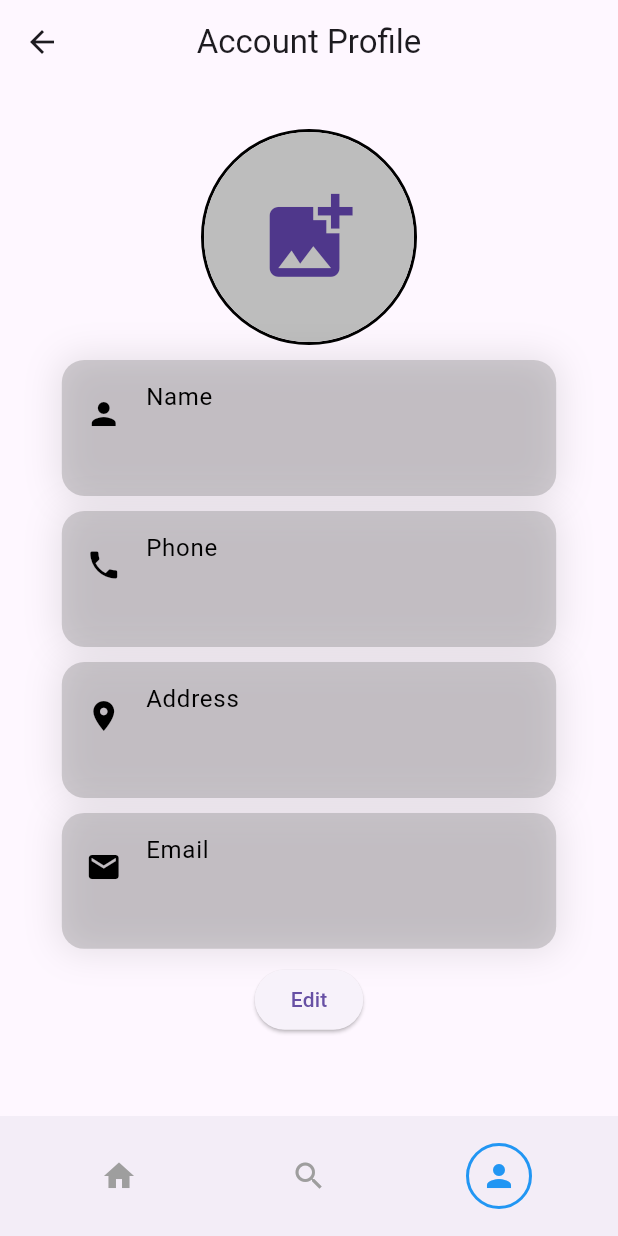
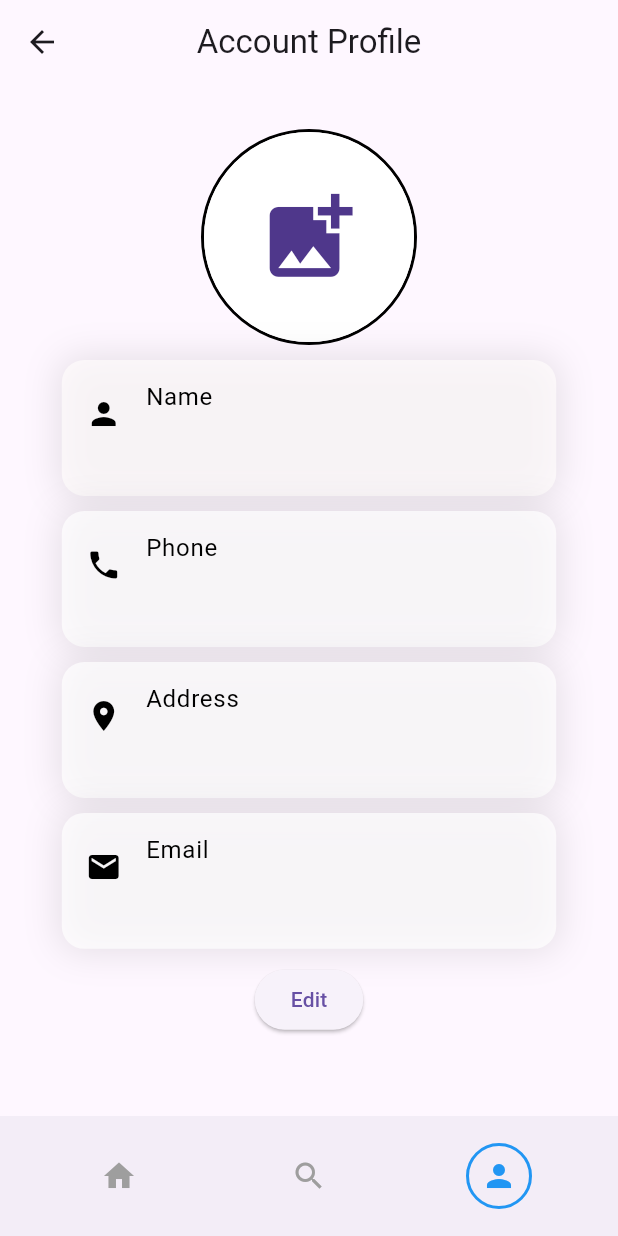
Before and after one commit to anwendungsprojektfom/anwendungsprojekt_fom, a Flutter app: the AccountProfileScreen screen opened by its route, on a phone screen of 412 x 824 dp. Run offline on Flutter 3.47's test engine with Material 3 defaults, Android fonts, the light colour scheme and no system bars; our stand-ins replace cloud_firestore, firebase_auth, firebase_core, firebase_storage, image_picker, logger and 3 more; missing offline and left inert: stream_chat_flutter; accounts and stored records are empty.

Commit message:
fix-item-color

```diff
--- a/sth_app/lib/pages/profilescreen/accountprofilescreen.dart
+++ b/sth_app/lib/pages/profilescreen/accountprofilescreen.dart
@@ -124,7 +124,7 @@
                   ),
                   child: CircleAvatar(
                     radius: 70,
-                    backgroundColor: Colors.grey[400],
+                    backgroundColor: const Color.fromARGB(255, 255, 255, 255),
                     backgroundImage: _avatarImage != null ? FileImage(_avatarImage!) : null,
                     child: _avatarImage == null ? const Icon(Icons.add_photo_alternate, size: 70) : null,
                   ),
@@ -143,7 +143,7 @@
                       color: Colors.black.withOpacity(0.1),
                     ),
                   ],
-                  color: const Color.fromARGB(255, 114, 114, 114).withOpacity(0.3),
+                  color: Color.fromARGB(255, 255, 252, 252).withOpacity(0.7),
                 ),
                 // Text field for editing name
                 child: ProfileItem(
@@ -170,7 +170,7 @@
                       color: Colors.black.withOpacity(0.1),
                     ),
                   ],
-                  color: const Color.fromARGB(255, 114, 114, 114).withOpacity(0.3),
+                  color: Color.fromARGB(255, 255, 255, 255).withOpacity(0.7),
                 ),
                 // Text field for editing phone number
                 child: ProfileItem(
@@ -197,7 +197,7 @@
                       color: Colors.black.withOpacity(0.1),
                     ),
                   ],
-                  color: const Color.fromARGB(255, 114, 114, 114).withOpacity(0.3),
+                  color: Color.fromARGB(255, 255, 255, 255).withOpacity(0.7),
                 ),
                 // Text field for editing address
                 child: ProfileItem(
@@ -226,7 +226,7 @@
                       color: Colors.black.withOpacity(0.1),
                     ),
                   ],
-                  color: const Color.fromARGB(255, 114, 114, 114).withOpacity(0.3),
+                  color: Color.fromARGB(255, 255, 255, 255).withOpacity(0.7),
                 ),
                 // Text field for editing email address
                 child: ProfileItem(
```
